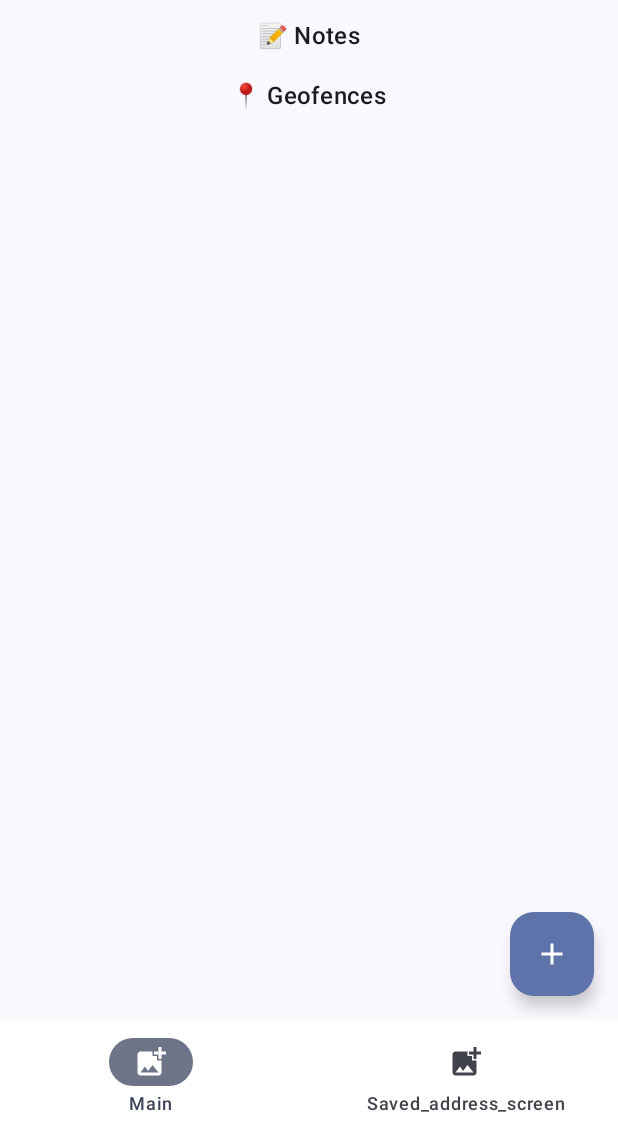
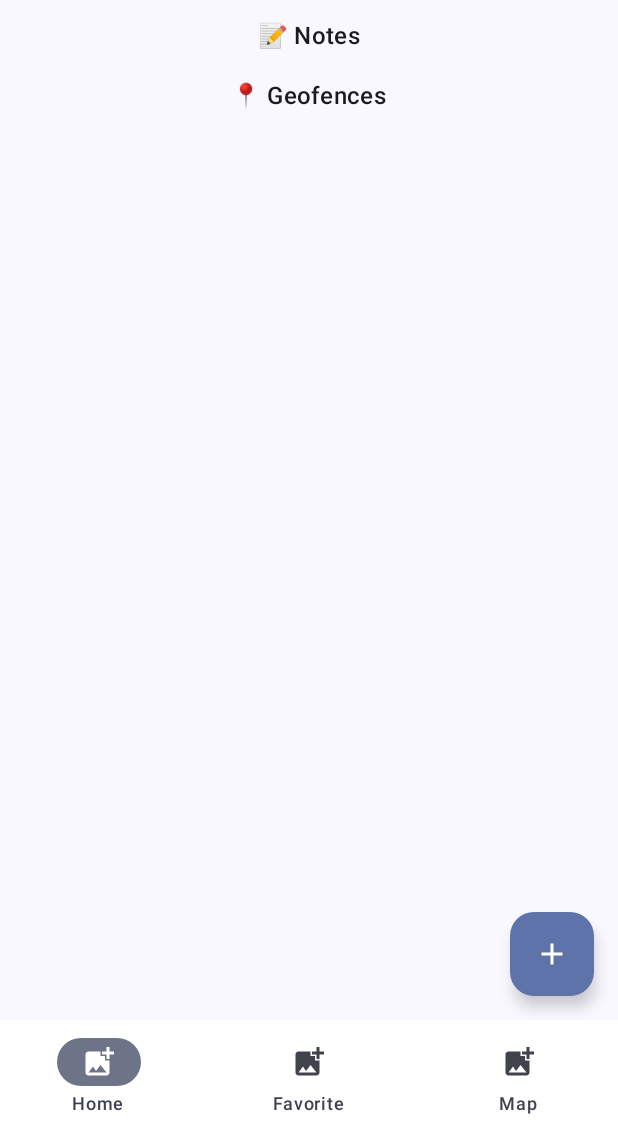
Before and after one commit to JooHyunPark-JP/NearbyNote, an Android app built with Jetpack Compose: the screen it shows after launch (MainActivity), on a phone screen of 412 x 824 dp, the part 96-1236 px from its top. Run offline under Robolectric (Android 15) with nearby library versions, the phone set to English and light mode, and no system bars; our stand-ins replace Dagger/Hilt's generated code, Room's generated code.

Commit message:
Bug fixes and added debounce + memory cache to deal with replace api.

```diff
--- a/app/src/main/java/com/example/nearbynote/nearbyNoteMainFunction/geoFenceAPI/ui/BasicGeofenceSetup.kt
+++ b/app/src/main/java/com/example/nearbynote/nearbyNoteMainFunction/geoFenceAPI/ui/BasicGeofenceSetup.kt
@@ -79,7 +79,7 @@ fun BasicGeofenceSetup(
             )
             Spacer(modifier = Modifier.width(8.dp))
             Text(
-                "Add to favourite addresses",
+                "Add to favorite addresses",
                 color = if (!isFavoriteAddressDisable && !shouldDisableSavedAddressRow) Color.Black else Color.Gray
             )
         }
@@ -88,7 +88,7 @@ fun BasicGeofenceSetup(
             OutlinedTextField(
                 value = favoriteAddressName.value,
                 onValueChange = { if (it.length <= 20) favoriteAddressName.value = it },
-                label = { Text("Name for this favourite address?") },
+                label = { Text("Name for this favorite address?") },
                 modifier = Modifier
                     .fillMaxWidth()
                     .padding(bottom = 8.dp),
--- a/app/src/main/java/com/example/nearbynote/nearbyNoteMainFunction/geoFenceAPI/ui/GeoFenceViewModel.kt
+++ b/app/src/main/java/com/example/nearbynote/nearbyNoteMainFunction/geoFenceAPI/ui/GeoFenceViewModel.kt
@@ -33,6 +33,7 @@ class GeofenceViewModel @Inject constructor(
     val geofenceMessage: StateFlow<String> = _geofenceMessage
 
     val allGeofences: Flow<List<GeofenceEntity>> = geofenceRepository.getAllGeofences()
+
 
     fun onLatitudeChanged(value: String) {
         _latitude.value = value
@@ -79,6 +80,7 @@ class GeofenceViewModel @Inject constructor(
         _latitude.value = suggestion.latitude.toString()
         _longitude.value = suggestion.longitude.toString()
         _address.value = suggestion.placeName
+
     }
 
     fun updateGeofenceStatus(message: String) {
--- a/app/src/main/java/com/example/nearbynote/nearbyNoteMainFunction/note/ui/NoteViewModel.kt
+++ b/app/src/main/java/com/example/nearbynote/nearbyNoteMainFunction/note/ui/NoteViewModel.kt
@@ -11,17 +11,22 @@ import com.example.nearbynote.nearbyNoteMainFunction.geoFenceAPI.ui.GeofenceMana
 import com.example.nearbynote.nearbyNoteMainFunction.geoFenceAPI.ui.GeofenceViewModel
 import com.example.nearbynote.nearbyNoteMainFunction.mapBoxAPI.data.AddressSuggestion
 import com.example.nearbynote.nearbyNoteMainFunction.mapBoxAPI.data.MapboxRepository
-
 import com.example.nearbynote.nearbyNoteMainFunction.note.data.NoteEntity
 import com.example.nearbynote.nearbyNoteMainFunction.note.data.NoteRepository
 import dagger.hilt.android.lifecycle.HiltViewModel
+import kotlinx.coroutines.FlowPreview
+import kotlinx.coroutines.flow.MutableSharedFlow
 import kotlinx.coroutines.flow.MutableStateFlow
 import kotlinx.coroutines.flow.StateFlow
 import kotlinx.coroutines.flow.collectLatest
+import kotlinx.coroutines.flow.debounce
+import kotlinx.coroutines.flow.distinctUntilChanged
+import kotlinx.coroutines.flow.onEach
 import kotlinx.coroutines.launch
 import java.util.UUID
 import javax.inject.Inject
 
+@OptIn(FlowPreview::class)
 @HiltViewModel
 class NoteViewModel @Inject constructor(
     private val noteRepository: NoteRepository,
@@ -36,11 +41,42 @@ class NoteViewModel @Inject constructor(
     var addressLatitude by mutableDoubleStateOf(0.0)
     var suggestions by mutableStateOf(emptyList<AddressSuggestion>())
 
+    var isSearching by mutableStateOf(false)
+
+    private val queryFlow = MutableSharedFlow<String>(extraBufferCapacity = 1)
+
+    private val addressCache = mutableMapOf<String, List<AddressSuggestion>>()
+
     init {
         viewModelScope.launch {
             noteRepository.allNotes.collectLatest {
                 _notes.value = it
             }
+        }
+
+        viewModelScope.launch {
+            queryFlow
+                .onEach { isSearching = true }
+                .debounce(1500)
+                .distinctUntilChanged()
+                .collectLatest { rawQuery ->
+                    val query = rawQuery.trim().lowercase()
+                    if (query.length >= 4) {
+                        //Memory Cache to prevent duplicate results when searching address via replace API
+                        if (addressCache.containsKey(query)) {
+                            suggestions = addressCache[query].orEmpty()
+                        } else {
+
+                            val result = mapboxRepository.fetchAddressSuggestions(query)
+                            addressCache[query] = result
+                            //save search result string to memory cache
+                            suggestions = result
+                        }
+                    } else {
+                        suggestions = emptyList()
+                    }
+                    isSearching = false
+                }
         }
     }
 
@@ -59,14 +95,10 @@ class NoteViewModel @Inject constructor(
 
     fun onQueryChanged(query: String) {
         addressQuery = query
-        if (query.length >= 3) {
-            viewModelScope.launch {
-                suggestions = mapboxRepository.fetchAddressSuggestions(query)
-            }
-        }
+        queryFlow.tryEmit(query)
     }
 
-    fun updateNote(note: NoteEntity) {
+    private fun updateNote(note: NoteEntity) {
         viewModelScope.launch {
             noteRepository.updateNote(note)
         }
@@ -163,6 +195,4 @@ class NoteViewModel @Inject constructor(
             }
         }
     }
-
-
 }
--- a/app/src/main/java/com/example/nearbynote/nearbyNoteMainFunction/savedAddress/ui/SavedAddressMain.kt
+++ b/app/src/main/java/com/example/nearbynote/nearbyNoteMainFunction/savedAddress/ui/SavedAddressMain.kt
@@ -53,7 +53,7 @@ fun SavedAddressMain(
         ) {
             item {
                 Text(
-                    "⭐ Favourite Addresses",
+                    "⭐ Favorite Addresses",
                     style = MaterialTheme.typography.titleMedium,
                     modifier = Modifier.padding(bottom = 12.dp)
                 )
@@ -85,7 +85,7 @@ fun SavedAddressMain(
                     }
 
                     Text("📍 ${address.placeName}", style = MaterialTheme.typography.bodyMedium)
-                    Text("🧭 Lat: ${address.latitude}, Lng: ${address.longitude}")
+                    //  Text("🧭 Lat: ${address.latitude}, Lng: ${address.longitude}")
                     Text(
                         "📅 Saved: ${
                             DateFormat.getDateTimeInstance().format(Date(address.createdAt))
--- a/app/src/main/java/com/example/nearbynote/nearbyNoteNav/BottomNavBar.kt
+++ b/app/src/main/java/com/example/nearbynote/nearbyNoteNav/BottomNavBar.kt
@@ -17,6 +17,7 @@ fun BottomNavBar(navController: NavController) {
     val items = listOf(
         Screen.Main,
         Screen.SavedAddressScreen,
+        Screen.MapboxScreen
     )
     NavigationBar(
         containerColor = Color.White,
@@ -38,6 +39,11 @@ fun BottomNavBar(navController: NavController) {
                             contentDescription = null
                         )
 
+                        is Screen.MapboxScreen -> Icon(
+                            painterResource(id = R.drawable.ic_placeholder_icon),
+                            contentDescription = null
+                        )
+
                         else -> {
                             Icon(
                                 painterResource(id = R.drawable.ic_placeholder_icon),
@@ -47,7 +53,7 @@ fun BottomNavBar(navController: NavController) {
                     }
                 },
 
-                label = { Text(text = screen.route.replaceFirstChar { it.uppercase() }) },
+                label = { Text(text = screen.label) },
                 selected = currentRoute == screen.route,
                 onClick = {
                     if (currentRoute != screen.route) {
--- a/app/src/main/java/com/example/nearbynote/nearbyNoteNav/NavGraph.kt
+++ b/app/src/main/java/com/example/nearbynote/nearbyNoteNav/NavGraph.kt
@@ -8,6 +8,7 @@ import androidx.navigation.compose.composable
 import androidx.navigation.navArgument
 import com.example.nearbynote.nearbyNoteMainFunction.geoFenceAPI.ui.GeofenceManager
 import com.example.nearbynote.nearbyNoteMainFunction.geoFenceAPI.ui.GeofenceViewModel
+import com.example.nearbynote.nearbyNoteMainFunction.mapBoxAPI.ui.MapboxScreen
 import com.example.nearbynote.nearbyNoteMainFunction.note.ui.NoteListMain
 import com.example.nearbynote.nearbyNoteMainFunction.note.ui.NoteViewModel
 import com.example.nearbynote.nearbyNoteMainFunction.note.ui.WriteNoteScreen
@@ -65,6 +66,18 @@ fun NavGraph(
             )
         }
 
+        composable(Screen.SavedAddressAddScreen.route) {
+            SavedAddressAdd(
+                navController = navController,
+                savedAddressViewModel = savedAddressViewModel,
+                noteViewModel = noteViewModel
+            )
+        }
+
+        composable(Screen.MapboxScreen.route) {
+            MapboxScreen(navController = navController)
+        }
+
 
     }
 }
--- a/app/src/main/java/com/example/nearbynote/nearbyNoteNav/Screen.kt
+++ b/app/src/main/java/com/example/nearbynote/nearbyNoteNav/Screen.kt
@@ -1,10 +1,12 @@
 package com.example.nearbynote.nearbyNoteNav
 
-sealed class Screen(val route: String) {
-    data object Main : Screen("main")
-    data object WriteNoteScreen : Screen("write_note_screen/{noteId}") {
+sealed class Screen(val route: String, val label: String) {
+    data object Main : Screen("main", "Home")
+    data object WriteNoteScreen : Screen("write_note_screen/{noteId}", "Write") {
         fun routeWithNoteId(noteId: Long?) = "write_note_screen/${noteId ?: -1L}"
     }
-    data object SavedAddressScreen : Screen("saved_address_screen")
-    data object SavedAddressAddScreen : Screen("saved_address_add_screen")
+
+    data object SavedAddressScreen : Screen("saved_address_screen", "Favorite")
+    data object SavedAddressAddScreen : Screen("saved_address_add_screen", "Add Favorite")
+    data object MapboxScreen : Screen("mapbox_screen", "Map")
 }
--- a/app/src/main/java/com/example/nearbynote/nearbyNoteNav/TopBar.kt
+++ b/app/src/main/java/com/example/nearbynote/nearbyNoteNav/TopBar.kt
@@ -1,7 +1,11 @@
 package com.example.nearbynote.nearbyNoteNav
 
+import androidx.compose.material.icons.Icons
+import androidx.compose.material.icons.automirrored.filled.ArrowBack
 import androidx.compose.material3.CenterAlignedTopAppBar
 import androidx.compose.material3.ExperimentalMaterial3Api
+import androidx.compose.material3.Icon
+import androidx.compose.material3.IconButton
 import androidx.compose.material3.MaterialTheme
 import androidx.compose.material3.Text
 import androidx.compose.material3.TopAppBarDefaults
@@ -20,29 +24,46 @@ fun TopBar(navController: NavHostController) {
         containerColor = MaterialTheme.colorScheme.inversePrimary
     )
 
-    when {
-        currentDestination == Screen.Main.route -> {
+    when (currentDestination) {
+        Screen.Main.route -> {
             CenterAlignedTopAppBar(
                 title = { Text("NearbyNote") },
                 colors = topBarColors
             )
         }
 
-        /*        currentDestination == Screen.Diet.route -> {
+        Screen.WriteNoteScreen.route -> {
             CenterAlignedTopAppBar(
-                        title = { Text("Diet") },
+                title = { Text("Write Note") },
+                navigationIcon = {
+                    IconButton(onClick = { navController.navigateUp() }) {
+                        Icon(Icons.AutoMirrored.Filled.ArrowBack, contentDescription = "Back")
+                    }
+                },
                 colors = topBarColors
             )
         }
 
-                currentDestination == Screen.Sleep.route -> {
+        Screen.SavedAddressScreen.route -> {
             CenterAlignedTopAppBar(
-                        title = { Text("Sleep") },
+                title = { Text("Favorite Address") },
                 colors = topBarColors
             )
         }
 
-                currentDestination == Screen.WorkoutGoal.route -> {
+        Screen.SavedAddressAddScreen.route -> {
+            CenterAlignedTopAppBar(
+                title = { Text("Add favorite address") },
+                navigationIcon = {
+                    IconButton(onClick = { navController.navigateUp() }) {
+                        Icon(Icons.AutoMirrored.Filled.ArrowBack, contentDescription = "Back")
+                    }
+                },
+                colors = topBarColors
+            )
+        }
+
+        /*                       currentDestination == Screen.WorkoutGoal.route -> {
                                    CenterAlignedTopAppBar(
                                        title = { Text("Workout Goals") },
                                        navigationIcon = {
@@ -65,7 +86,6 @@ fun TopBar(navController: NavHostController) {
                                        colors = topBarColors
                                    )
                                }*/
-
         else -> {
             CenterAlignedTopAppBar(
                 title = { Text("NearbyNote") },
```
Also changed, not shown: app/src/main/java/com/example/nearbynote/nearbyNoteMainFunction/mapBoxAPI/ui/MapboxScreen.kt (added, +10 -0 lines), app/src/main/java/com/example/nearbynote/nearbyNoteMainFunction/note/ui/AddressSearchSection.kt (+57 -4 lines), app/src/main/java/com/example/nearbynote/nearbyNoteMainFunction/note/ui/WriteNoteScreen.kt (+9 -3 lines), app/src/main/java/com/example/nearbynote/nearbyNoteMainFunction/savedAddress/ui/SavedAddressAdd.kt (+10 -5 lines). Lines whose indentation alone changed are shown as unchanged.
